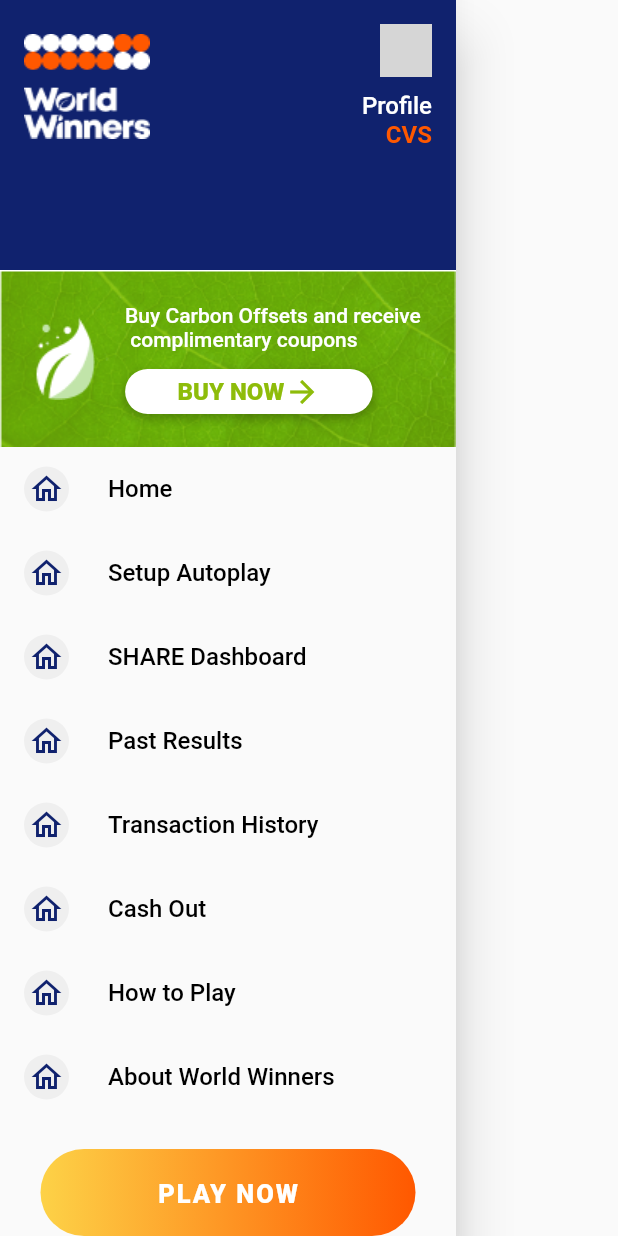
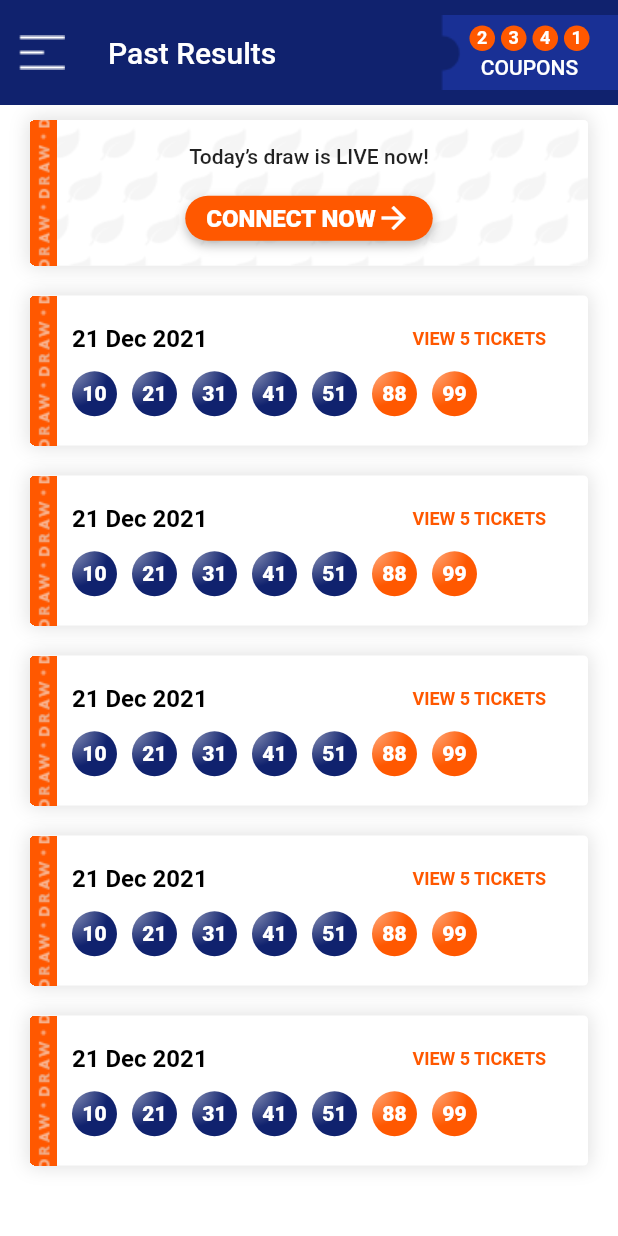
Before and after one commit to Chandravardhan-Singh/world_winner_flutter, a Flutter app: the CustomDrawer widget shown alone on an empty page, opened directly, after a tap on "Past Results", on a phone screen of 412 x 824 dp. Run offline on Flutter 3.47's test engine with Material 2 defaults, Android fonts, the light colour scheme and no system bars; our stand-ins replace bloc, flutter_bloc, flutter_secure_storage, otp_text_field, percent_indicator, permission_handler; accounts and stored records are empty; generated files the repository leaves out were written again; network calls fail; grey boxes are pictures that could not be loaded.

Commit message:
Past result screen (#5)
* added asset images

* strings added

* updated winning_number_ball.dart

* created result_card.dart

* created watch_now_card.dart

* created past_result.dart screen

* drawer navigation added

* minor fix

```diff
--- a/lib/l10n/app_en.arb
+++ b/lib/l10n/app_en.arb
@@ -60,6 +60,7 @@
   "loading_please_wait": "Please wait..",
   "loading_please_wait_desc": "This might take a few seconds.",
   "title_home": "Home",
+  "title_past_result": "Past Results",
   "previous_winning_numbers": "Previous winning numbers",
   "button_see_past_results": "SEE PAST RESULTS",
   "next_chance": "Next chance to win in...",
--- a/lib/l10n/app_fr.arb
+++ b/lib/l10n/app_fr.arb
@@ -60,6 +60,7 @@
   "loading_please_wait": "Please wait..",
   "loading_please_wait_desc": "This might take a few seconds.",
   "title_home": "Home",
+  "title_past_result": "Past Results",
   "previous_winning_numbers": "Previous winning numbers",
   "button_see_past_results": "SEE PAST RESULTS",
   "next_chance": "Next chance to win in...",
--- a/lib/main.dart
+++ b/lib/main.dart
@@ -1,10 +1,8 @@
 import 'package:flutter/material.dart';
-import 'package:google_fonts/google_fonts.dart';
 import 'package:world_winner_flutter/app.dart';
 
 // ignore: unused_import
 import 'package:world_winner_flutter/extensions/string.dart';
-// import 'package:world_winner_flutter/extensions/color.dart';
 import 'package:flutter_gen/gen_l10n/app_localization.dart';
 
 final theme = ThemeData(
--- /dev/null
+++ b/lib/pages/past-results/past_results.dart
@@ -0,0 +1,47 @@
+import 'package:flutter/material.dart';
+import 'package:world_winner_flutter/extensions/context.dart';
+import 'package:world_winner_flutter/pages/past-results/watch_now_card.dart';
+import 'package:world_winner_flutter/widget/coupon_counter.dart';
+import 'package:world_winner_flutter/widget/custom_drawer.dart';
+import 'package:world_winner_flutter/widget/result_card.dart';
+
+class PastResults extends StatelessWidget {
+  PastResults({super.key});
+  final GlobalKey<ScaffoldState> _scaffoldKey = GlobalKey<ScaffoldState>();
+  @override
+  Widget build(BuildContext context) {
+    final themeColor = Theme.of(context).colorScheme;
+    return Scaffold(
+      key: _scaffoldKey,
+      drawer: const CustomDrawer(),
+      appBar: AppBar(
+        toolbarHeight: 70,
+        leading: InkWell(
+          onTap: () {
+            _scaffoldKey.currentState!.openDrawer();
+          },
+          child: Image.asset(
+            'assets/images/drawer-icon.png',
+          ),
+        ),
+        centerTitle: false,
+        title: Text(context.localization!.title_past_result),
+        elevation: 0,
+        backgroundColor: themeColor.secondary,
+        actions: const [
+          CouponCounter(),
+        ],
+      ),
+      backgroundColor: Colors.white,
+      body: ListView(
+        shrinkWrap: true,
+        children: [
+          WatchNow(),
+          ...List.generate(5, (index) => null)
+              .map((e) => const ResultCard())
+              .toList()
+        ],
+      ),
+    );
+  }
+}
--- /dev/null
+++ b/lib/pages/past-results/watch_now_card.dart
@@ -0,0 +1,77 @@
+import 'package:flutter/material.dart';
+import 'package:world_winner_flutter/extensions/context.dart';
+import 'package:world_winner_flutter/utils/constants/nums.dart';
+import 'package:world_winner_flutter/widget/button.dart';
+
+class WatchNow extends StatelessWidget {
+  WatchNow({super.key});
+
+  final Image img = Image.asset('assets/images/leafs-bg.png');
+
+  @override
+  Widget build(BuildContext context) {
+    return UnconstrainedBox(
+      child: Container(
+        width: MediaQuery.of(context).size.width - defaultGap,
+        height: 97,
+        margin: const EdgeInsets.only(bottom: 10, top: 10),
+        clipBehavior: Clip.hardEdge,
+        decoration: BoxDecoration(
+          image: DecorationImage(image: img.image, fit: BoxFit.fill),
+          color: Colors.white,
+          borderRadius: BorderRadius.circular(3),
+          boxShadow: const [
+            BoxShadow(
+              blurRadius: 10,
+              blurStyle: BlurStyle.normal,
+              color: Colors.black12,
+              offset: Offset(0, 0),
+              spreadRadius: 1,
+            ),
+          ],
+        ),
+        child: Stack(
+          alignment: Alignment.center,
+          children: [
+            Positioned(
+              left: 0,
+              top: 0,
+              bottom: 0,
+              child: Image.asset(
+                'assets/images/draw-strip.png',
+                width: 18,
+                fit: BoxFit.fill,
+              ),
+            ),
+            Padding(
+              padding: const EdgeInsets.symmetric(horizontal: 28.0),
+              child: Expanded(
+                child: Column(
+                  mainAxisAlignment: MainAxisAlignment.center,
+                  crossAxisAlignment: CrossAxisAlignment.center,
+                  children: [
+                    const Text(
+                      "Today’s draw is LIVE now!",
+                      style: TextStyle(
+                        fontSize: 14,
+                        fontWeight: FontWeight.w500,
+                      ),
+                    ),
+                    const SizedBox(height: 18),
+                    Button(
+                      text: context.localization!.button_connect_now,
+                      onPressed: () {},
+                      type: ButtonType.iconButton,
+                      backgroundColor: Theme.of(context).colorScheme.primary,
+                      textColor: Colors.white,
+                    )
+                  ],
+                ),
+              ),
+            )
+          ],
+        ),
+      ),
+    );
+  }
+}
--- a/lib/widget/custom_drawer.dart
+++ b/lib/widget/custom_drawer.dart
@@ -1,5 +1,6 @@
 import 'package:flutter/material.dart';
 import 'package:world_winner_flutter/extensions/context.dart';
+import 'package:world_winner_flutter/pages/past-results/past_results.dart';
 import 'package:world_winner_flutter/widget/button.dart';
 import 'package:world_winner_flutter/widget/drawer_item.dart';
 
@@ -117,7 +118,15 @@ class CustomDrawer extends StatelessWidget {
           DrawerItem(title: 'Home', onTap: () {}),
           DrawerItem(title: 'Setup Autoplay', onTap: () {}),
           DrawerItem(title: 'SHARE Dashboard', onTap: () {}),
-          DrawerItem(title: 'Past Results', onTap: () {}),
+          DrawerItem(
+              title: 'Past Results',
+              onTap: () {
+                Navigator.of(context).push(
+                  MaterialPageRoute(
+                    builder: (BuildContext context) => PastResults(),
+                  ),
+                );
+              }),
           DrawerItem(title: 'Transaction History', onTap: () {}),
           DrawerItem(title: 'Cash Out', onTap: () {}),
           DrawerItem(title: 'How to Play', onTap: () {}),
--- /dev/null
+++ b/lib/widget/result_card.dart
@@ -0,0 +1,96 @@
+import 'package:flutter/material.dart';
+import 'package:world_winner_flutter/utils/constants/nums.dart';
+import 'package:world_winner_flutter/widget/ticket/winning_number_ball.dart';
+
+class ResultCard extends StatelessWidget {
+  const ResultCard({super.key});
+  @override
+  Widget build(BuildContext context) {
+    final theme = Theme.of(context).colorScheme;
+
+    return UnconstrainedBox(
+      child: Container(
+        width: MediaQuery.of(context).size.width - defaultGap,
+        margin: const EdgeInsets.only(bottom: 10, top: 10),
+        height: 100,
+        clipBehavior: Clip.hardEdge,
+        decoration: BoxDecoration(
+          color: Colors.white,
+          borderRadius: BorderRadius.circular(3),
+          boxShadow: const [
+            BoxShadow(
+              blurRadius: 10,
+              blurStyle: BlurStyle.normal,
+              color: Colors.black12,
+              offset: Offset(0, 0),
+              spreadRadius: 1,
+            ),
+          ],
+        ),
+        child: Stack(
+          fit: StackFit.expand,
+          children: [
+            Positioned(
+              left: 0,
+              top: 0,
+              bottom: 0,
+              child: Image.asset(
+                'assets/images/draw-strip.png',
+                width: 18,
+                fit: BoxFit.fill,
+              ),
+            ),
+            Padding(
+              padding: const EdgeInsets.symmetric(horizontal: 28.0),
+              child: Column(
+                crossAxisAlignment: CrossAxisAlignment.start,
+                mainAxisAlignment: MainAxisAlignment.center,
+                children: [
+                  Row(
+                    mainAxisAlignment: MainAxisAlignment.spaceBetween,
+                    crossAxisAlignment: CrossAxisAlignment.center,
+                    children: [
+                      const Text(
+                        '21 Dec 2021',
+                        textAlign: TextAlign.center,
+                        style: TextStyle(
+                          color: Colors.black,
+                          fontWeight: FontWeight.w600,
+                          fontSize: 16,
+                        ),
+                      ),
+                      Text(
+                        'View 5 tickets'.toUpperCase(),
+                        textAlign: TextAlign.center,
+                        style: TextStyle(
+                          color: theme.primary,
+                          fontWeight: FontWeight.w700,
+                          fontSize: 12,
+                        ),
+                      ),
+                    ],
+                  ),
+                  const SizedBox(height: 12),
+                  const Row(
+                    crossAxisAlignment: CrossAxisAlignment.center,
+                    mainAxisAlignment: MainAxisAlignment.spaceEvenly,
+                    mainAxisSize: MainAxisSize.min,
+                    children: [
+                      WinningNumberBall(number: '10'),
+                      WinningNumberBall(number: '21'),
+                      WinningNumberBall(number: '31'),
+                      WinningNumberBall(number: '41'),
+                      WinningNumberBall(number: '51'),
+                      WinningNumberBall(number: '88', type: BallTypes.lucky),
+                      WinningNumberBall(number: '99', type: BallTypes.lucky),
+                    ],
+                  ),
+                ],
+              ),
+            )
+          ],
+        ),
+      ),
+    );
+  }
+}
--- a/lib/widget/ticket/winning_number_ball.dart
+++ b/lib/widget/ticket/winning_number_ball.dart
@@ -47,9 +47,6 @@ class WinningNumberBall extends StatelessWidget {
   Widget build(BuildContext context) {
     return Row(
       children: [
-        const SizedBox(
-          width: 5,
-        ),
         SizedBox.square(
           dimension: 30,
           child: Container(
@@ -65,7 +62,7 @@ class WinningNumberBall extends StatelessWidget {
           ),
         ),
         const SizedBox(
-          width: 5,
+          width: 10,
         ),
       ],
     );
--- a/pubspec.yaml
+++ b/pubspec.yaml
@@ -75,6 +75,8 @@ flutter:
   assets:
     - assets/images/logo.png
     - assets/images/leaf-bg.png
+    - assets/images/leafs-bg.png
+    - assets/images/draw-strip.png
     - assets/images/tick.png
     - assets/images/landing-page-art.png
     - assets/images/onboarding-phone-number-bg.png
```
Also changed, not shown: assets/images/draw-strip.png (added), assets/images/leafs-bg.png (added).
